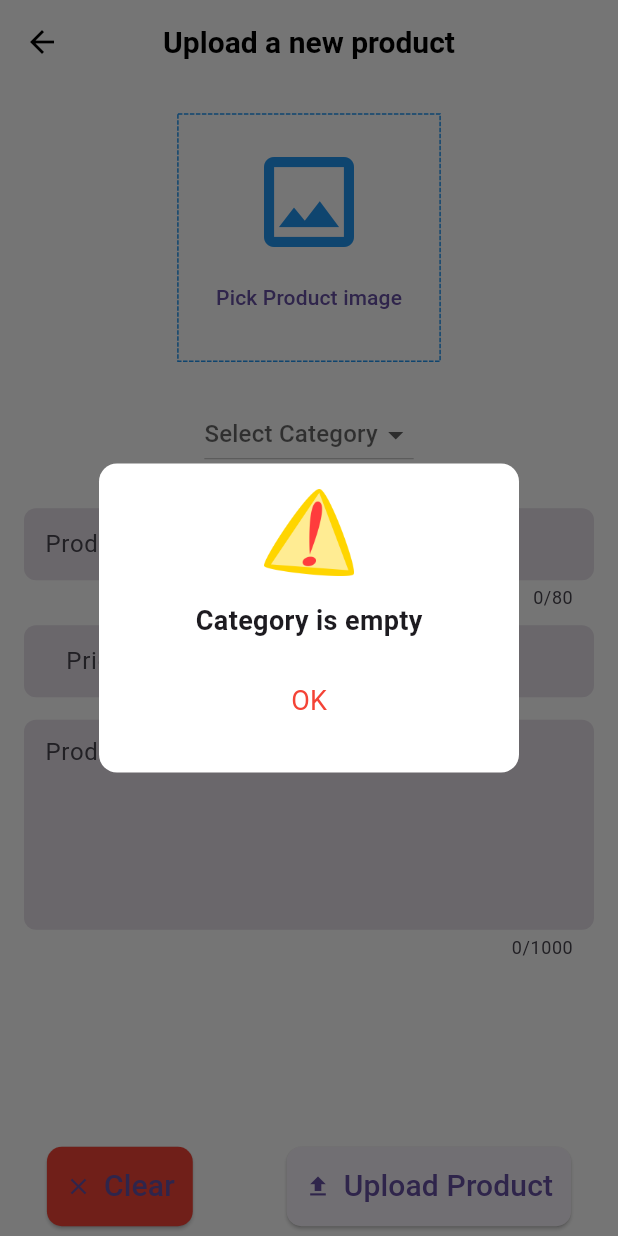
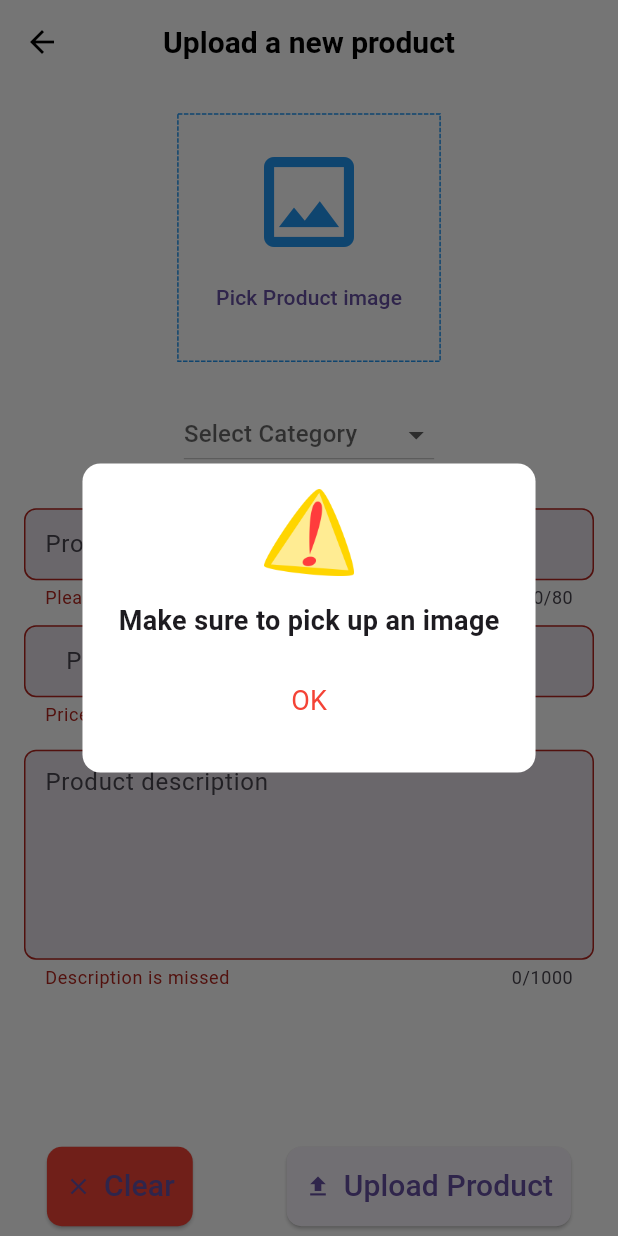
Before and after one commit to belalSoliman/dashboard-mobile---primecare, a Flutter app: the EditOrUploadProductScreen screen opened by its route, after a tap on "Upload Product", on a phone screen of 412 x 824 dp. Run offline on Flutter 3.47's test engine with Material 3 defaults, Android fonts, the phone set to English and light mode, and no system bars; drawn by our look-alikes of dotted_border; our stand-ins replace cloud_firestore, fancy_shimmer_image, firebase_core, firebase_storage, fluttertoast, image_picker and 2 more; missing offline and left inert: dynamic_height_grid_view; accounts and stored records are empty.

```diff
--- a/lib/consts/app_constants.dart
+++ b/lib/consts/app_constants.dart
@@ -5,15 +5,12 @@
       'https://i.ibb.co/8r1Ny2n/20-Nike-Air-Force-1-07.png';
 
   static List<String> categoriesList = [
-    'Phones',
-    'Laptops',
-    'Electronics',
-    'Watches',
-    'Clothes',
-    'Shoes',
-    'Books',
-    'Cosmetics',
-    "Accessories",
+    'vitamin ',
+    'Baby & mother care',
+    'personal care',
+    'Drugs',
+    'cold & flu',
+    'Devices',
   ];
 
   static List<DropdownMenuItem<String>>? get categoriesDropDownList {
--- a/lib/main.dart
+++ b/lib/main.dart
@@ -1,6 +1,6 @@
 import 'package:firebase_core/firebase_core.dart';
 import 'package:flutter/material.dart';
-import 'package:mobiledashboard/firebase_options.dart';
+
 import 'package:mobiledashboard/screens/dashboard_screen.dart';
 import 'package:provider/provider.dart';
 
@@ -13,9 +13,7 @@
 
 void main() async {
   WidgetsFlutterBinding.ensureInitialized();
-  await Firebase.initializeApp(
-    options: DefaultFirebaseOptions.currentPlatform,
-  );
+  await Firebase.initializeApp();
   runApp(const MyApp());
 }
 
@@ -26,6 +24,22 @@
   @override
   Widget build(BuildContext context) {
     // final themeProvider = Provider.of<ThemeProvider>(context);
+    return FutureBuilder(
+        future: Firebase.initializeApp(),
+        builder: (context, snapshot) {
+          if (snapshot.connectionState == ConnectionState.waiting) {
+            const Scaffold(
+              body: Center(
+                child: CircularProgressIndicator(),
+              ),
+            );
+          } else if (snapshot.hasError) {
+            return Scaffold(
+              body: Center(
+                child: Text(snapshot.error.toString()),
+              ),
+            );
+          }
           return MultiProvider(
             providers: [
               ChangeNotifierProvider(
@@ -44,10 +58,12 @@
                 debugShowCheckedModeBanner: false,
                 title: 'Shop Smart ADMIN AR',
                 theme: Styles.themeData(
-              isDarkTheme: themeProvider.getIsDarkTheme, context: context),
+                    isDarkTheme: themeProvider.getIsDarkTheme,
+                    context: context),
                 home: const DashboardScreen(),
                 routes: {
-            OrdersScreenFree.routeName: (context) => const OrdersScreenFree(),
+                  OrdersScreenFree.routeName: (context) =>
+                      const OrdersScreenFree(),
                   SearchScreen.routeName: (context) => const SearchScreen(),
                   EditOrUploadProductScreen.routeName: (context) =>
                       const EditOrUploadProductScreen(),
@@ -55,5 +71,6 @@
               );
             }),
           );
+        });
   }
 }
--- a/lib/models/product_model.dart
+++ b/lib/models/product_model.dart
@@ -1,4 +1,5 @@
 import 'package:flutter/material.dart';
+import 'package:cloud_firestore/cloud_firestore.dart';
 
 class ProductModel with ChangeNotifier {
   final String productId,
@@ -9,7 +10,10 @@
       productImage,
       productQuantity;
 
+  final Timestamp? timestamp;
+
   ProductModel({
+    this.timestamp,
     required this.productId,
     required this.productTitle,
     required this.productPrice,
--- a/lib/screens/edit_upload_product_form.dart
+++ b/lib/screens/edit_upload_product_form.dart
@@ -1,13 +1,19 @@
 import 'dart:io';
 
+import 'package:cloud_firestore/cloud_firestore.dart';
 import 'package:dotted_border/dotted_border.dart';
+import 'package:firebase_storage/firebase_storage.dart';
 import 'package:flutter/material.dart';
 import 'package:flutter/services.dart';
+import 'package:fluttertoast/fluttertoast.dart';
 import 'package:image_picker/image_picker.dart';
 import 'package:mobiledashboard/consts/app_constants.dart';
 import 'package:mobiledashboard/models/product_model.dart';
+import 'package:mobiledashboard/screens/loading_manger.dart';
 import 'package:mobiledashboard/services/my_app_method.dart';
 import 'package:mobiledashboard/widgets/subtitle_text.dart';
+
+import 'package:uuid/uuid.dart';
 
 import '../consts/my_validators.dart';
 import '../widgets/title_text.dart';
@@ -36,6 +42,8 @@
       _descriptionController,
       _quantityController;
   String? _categoryValue;
+  bool _isLoading = false;
+  String? productImageUrl;
   @override
   void initState() {
     if (widget.productModel != null) {
@@ -80,6 +88,16 @@
   }
 
   Future<void> _uploadProduct() async {
+    final isValid = _formKey.currentState!.validate();
+    FocusScope.of(context).unfocus();
+    if (_pickedImage == null) {
+      MyAppMethods.showErrorORWarningDialog(
+        context: context,
+        subtitle: "Make sure to pick up an image",
+        fct: () {},
+      );
+      return;
+    }
     if (_categoryValue == null) {
       MyAppMethods.showErrorORWarningDialog(
         context: context,
@@ -89,18 +107,65 @@
 
       return;
     }
-    if (_pickedImage == null) {
-      MyAppMethods.showErrorORWarningDialog(
+    if (isValid) {
+      _formKey.currentState!.save();
+      try {
+        setState(() {
+          _isLoading = true;
+        });
+        final ref = FirebaseStorage.instance
+            .ref()
+            .child("productsImages")
+            .child('${_titleController.text.trim()}.jpg');
+        await ref.putFile(File(_pickedImage!.path));
+        productImageUrl = await ref.getDownloadURL();
+
+        final productID = const Uuid().v4();
+        await FirebaseFirestore.instance
+            .collection("products")
+            .doc(productID)
+            .set({
+          'productId': productID,
+          'productTitle': _titleController.text,
+          'productPrice': _priceController.text,
+          'productImage': productImageUrl,
+          'productCategory': _categoryValue,
+          'productDescription': _descriptionController.text,
+          'productQuantity': _quantityController.text,
+          'createdAt': Timestamp.now(),
+        });
+        Fluttertoast.showToast(
+          msg: "Product has been added",
+          toastLength: Toast.LENGTH_SHORT,
+          textColor: Colors.white,
+        );
+        if (!mounted) return;
+        await MyAppMethods.showErrorORWarningDialog(
+          isError: false,
           context: context,
-        subtitle: "Please pick up an image",
+          subtitle: "Clear form?",
+          fct: () {
+            clearForm();
+          },
+        );
+      } on FirebaseException catch (error) {
+        await MyAppMethods.showErrorORWarningDialog(
+          context: context,
+          subtitle: "An error has been occured ${error.message}",
           fct: () {},
         );
-
-      return;
+      } catch (error) {
+        await MyAppMethods.showErrorORWarningDialog(
+          context: context,
+          subtitle: "An error has been occured $error",
+          fct: () {},
+        );
+      } finally {
+        setState(() {
+          _isLoading = false;
+        });
       }
-    final isValid = _formKey.currentState!.validate();
-    FocusScope.of(context).unfocus();
-    if (isValid) {}
+    }
   }
 
   Future<void> _editProduct() async {
@@ -140,7 +205,9 @@
   @override
   Widget build(BuildContext context) {
     final size = MediaQuery.of(context).size;
-    return GestureDetector(
+    return LoadingManager(
+      isLoading: _isLoading,
+      child: GestureDetector(
         onTap: () {
           FocusScope.of(context).unfocus();
         },
@@ -321,7 +388,8 @@
                             validator: (value) {
                               return MyValidators.uploadProdTexts(
                                 value: value,
-                              toBeReturnedString: "Please enter a valid title",
+                                toBeReturnedString:
+                                    "Please enter a valid title",
                               );
                             },
                           ),
@@ -412,6 +480,7 @@
             ),
           ),
         ),
+      ),
     );
   }
 }
--- /dev/null
+++ b/lib/screens/loading_manger.dart
@@ -0,0 +1,25 @@
+import 'package:flutter/material.dart';
+
+class LoadingManager extends StatelessWidget {
+  const LoadingManager(
+      {super.key, required this.isLoading, required this.child});
+  final bool isLoading;
+  final Widget child;
+  @override
+  Widget build(BuildContext context) {
+    return Stack(
+      children: [
+        child,
+        if (isLoading) ...[
+          Container(
+            color: Colors.black.withOpacity(0.7),
+          ),
+          const Center(
+              child: CircularProgressIndicator(
+            color: Colors.red,
+          ))
+        ]
+      ],
+    );
+  }
+}
--- a/pubspec.yaml
+++ b/pubspec.yaml
@@ -48,6 +48,9 @@
   # Utils
   uuid: ^3.0.7
   firebase_core: ^3.4.1
+  cloud_firestore: ^5.4.1
+  firebase_storage: ^12.3.0
+  fluttertoast: ^8.2.8
 
 dev_dependencies:
   flutter_test:
```
Also changed, not shown: pubspec.lock, 4 other files. Lines whose indentation alone changed are shown as unchanged.
